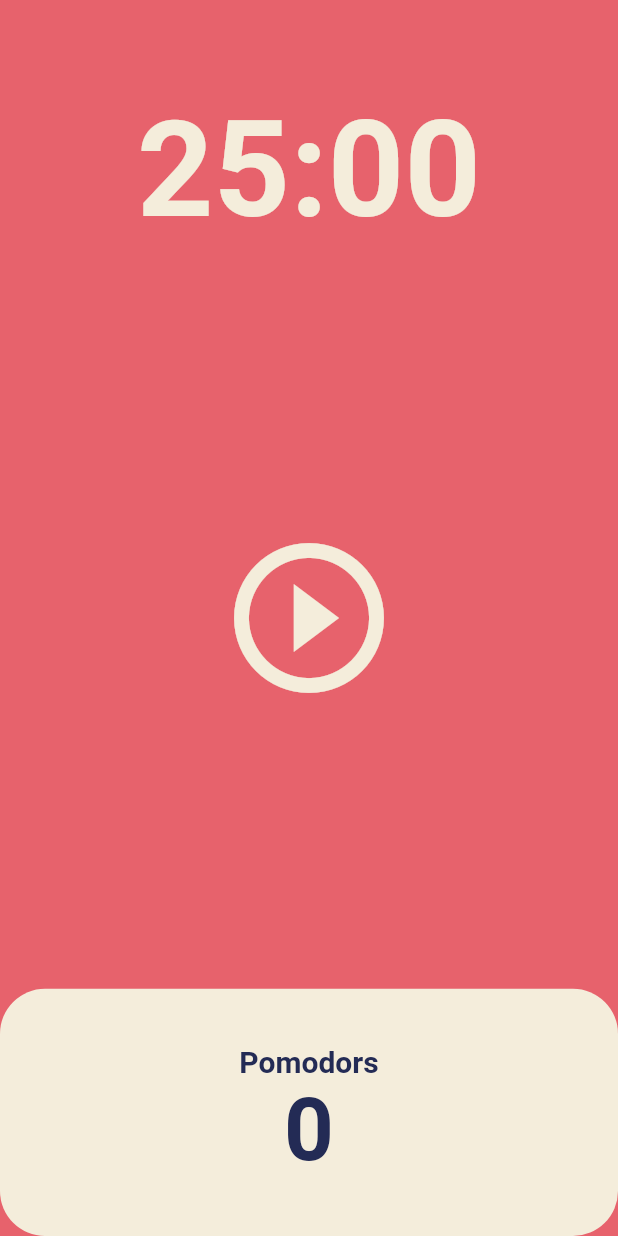
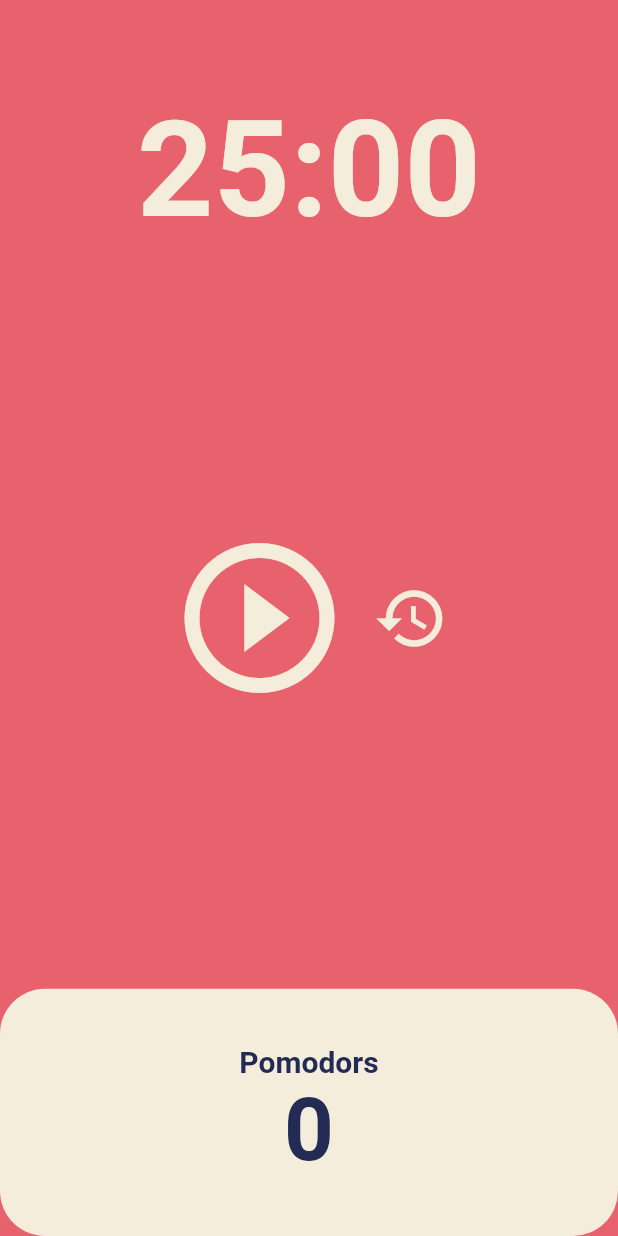
Before and after one commit to wellsbabo/flutter_practice, a Flutter app: the screen it shows after launch, on a phone screen of 412 x 824 dp. Run offline on Flutter 3.47's test engine with Material 2 defaults, Android fonts, the phone set to English and light mode, and no system bars.

Commit message:
#5.4 리셋버튼 개발 완료

```diff
--- a/pomodoro/lib/screens/home_screen.dart
+++ b/pomodoro/lib/screens/home_screen.dart
@@ -47,6 +47,14 @@ class _HomeScreenState extends State<HomeScreen> {
     });
   }
 
+  void onResetPressed() {
+    timer.cancel();
+    setState(() {
+      totalSecodns = twentyFiveMinutes;
+      isRunning = false;
+    });
+  }
+
   String format(int seconds) {
     var duration = Duration(seconds: seconds);
     // print(duration.toString().split(".").first.substring(2, 7));
@@ -77,7 +85,10 @@ class _HomeScreenState extends State<HomeScreen> {
           ),
           Flexible(
             flex: 3,
-            child: Center(
+            child: Row(
+              mainAxisAlignment: MainAxisAlignment.center,
+              children: [
+                Center(
                   child: IconButton(
                     iconSize: 120,
                     color: Theme.of(context).cardColor,
@@ -88,6 +99,16 @@ class _HomeScreenState extends State<HomeScreen> {
                           : Icons.play_circle_outline,
                     ),
                   ),
+                ),
+                Center(
+                  child: IconButton(
+                    iconSize: 50,
+                    color: Theme.of(context).cardColor,
+                    onPressed: onResetPressed,
+                    icon: const Icon(Icons.restore_outlined),
+                  ),
+                )
+              ],
             ),
           ),
           Flexible(
```
Lines whose indentation alone changed are shown as unchanged.
